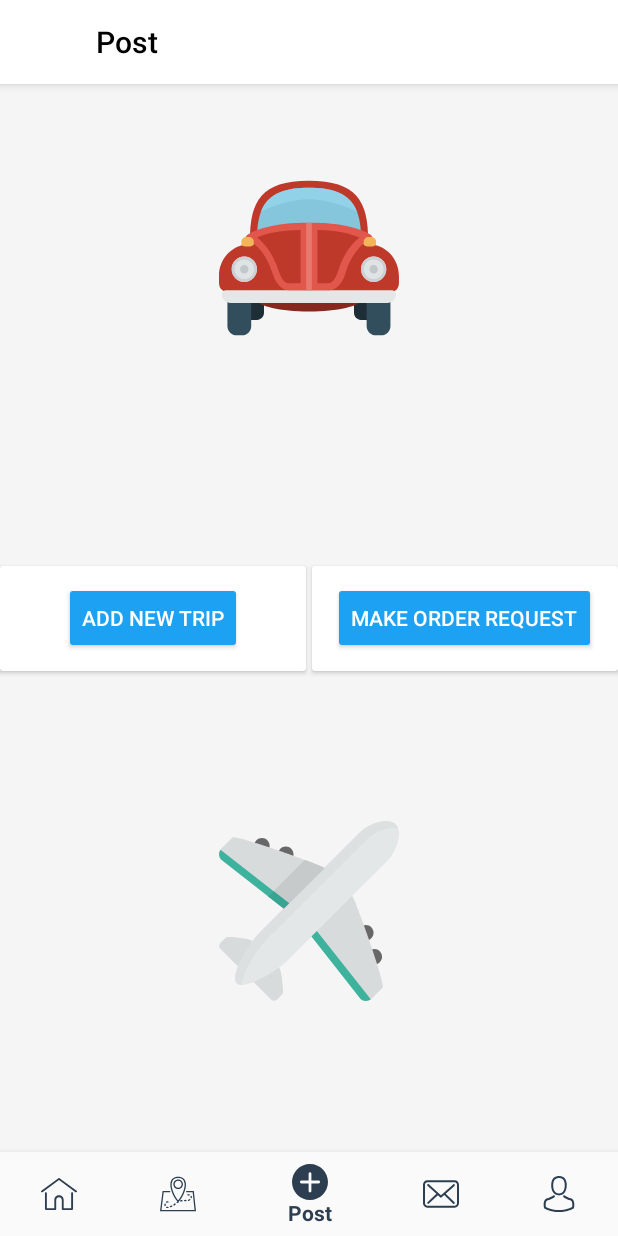
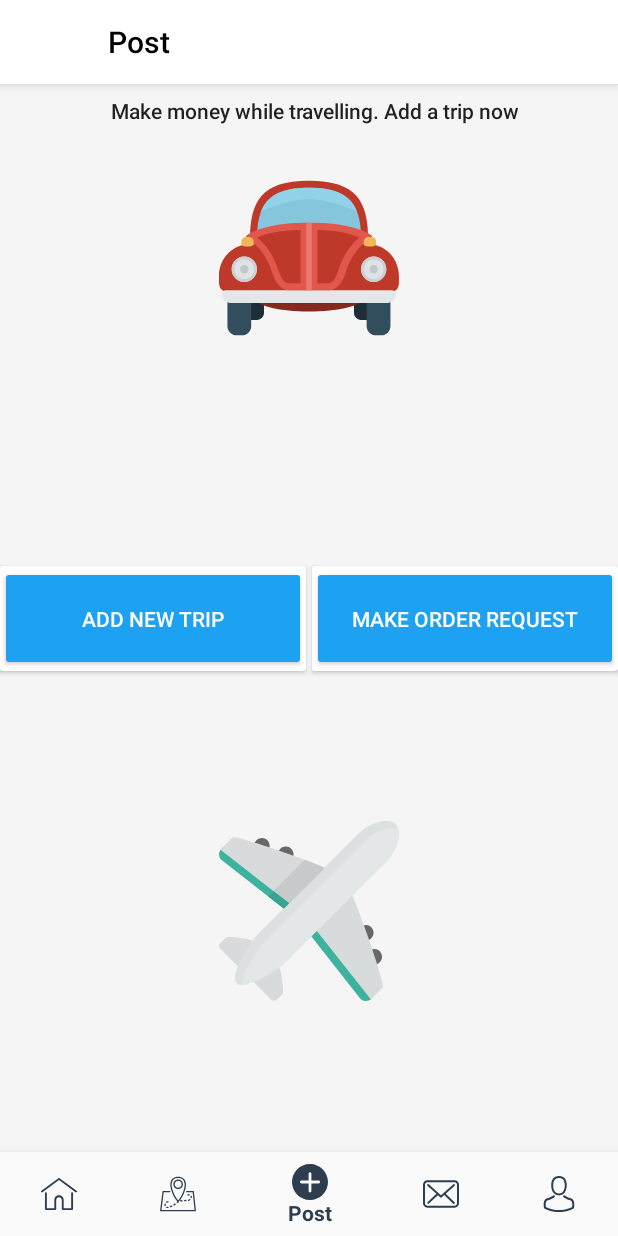
Before and after one commit to osirvics/LatransClient, an Android app: the PostActivity screen opened directly, with no data from a screen before it, on a phone screen of 412 x 824 dp. Run offline under Robolectric (Android 15) with nearby library versions, the phone set to English and light mode, and no system bars; our stand-ins replace ButterKnife; libraries missing offline, so code that uses them is left out: com.afollestad.materialdialogs; network calls fail.

Commit message:
Add screenshots

```diff
--- a/app/src/main/java/com/example/victor/latrans/view/ui/addorder/AddOrderActivity.java
+++ b/app/src/main/java/com/example/victor/latrans/view/ui/addorder/AddOrderActivity.java
@@ -157,6 +157,7 @@ public class AddOrderActivity extends AppCompatActivity implements DatePickerDia
     @OnClick(R.id.add_order_button)
     public void postRequest(){
         if(validate()){
+            startAnim();
             mPostButton.setEnabled(false);
             mAddOrderViewModel.startUpload().observe(this, this::handleUploadResponse);
         }
--- a/app/src/main/java/com/example/victor/latrans/view/ui/profile/fragment/ProfileOrderFragment.kt
+++ b/app/src/main/java/com/example/victor/latrans/view/ui/profile/fragment/ProfileOrderFragment.kt
@@ -9,7 +9,6 @@ import android.support.v7.widget.LinearLayoutManager
 import android.view.LayoutInflater
 import android.view.View
 import android.view.ViewGroup
-import android.widget.Toast
 import com.airbnb.lottie.LottieAnimationView
 import com.example.victor.latrans.R
 import com.example.victor.latrans.dependency.AppFactory
@@ -76,7 +75,7 @@ class ProfileOrderFragment : Fragment(),OnItemClick {
         if (resource!!.data != null) {
             mOrderAdapter.addOrder(resource.data)
         } else {
-            Toast.makeText(activity, "No orders found this time", Toast.LENGTH_SHORT).show()
+            //Toast.makeText(activity, "No orders found this time", Toast.LENGTH_SHORT).show()
         }
     }
 
--- a/app/src/main/res/layout/activity_message.xml
+++ b/app/src/main/res/layout/activity_message.xml
@@ -15,6 +15,7 @@
 
         <android.support.v7.widget.Toolbar
             android:id="@+id/toolbar"
+            app:contentInsetStart="72dp"
             android:layout_width="match_parent"
             app:titleTextColor="@color/black"
             style="@style/ToolbarTheme"
--- a/app/src/main/res/layout/activity_post.xml
+++ b/app/src/main/res/layout/activity_post.xml
@@ -16,9 +16,10 @@
 
         <android.support.v7.widget.Toolbar
             android:id="@+id/toolbar"
-            app:contentInsetStart="@dimen/content_start"
+            app:contentInsetStart="72dp"
             android:layout_width="match_parent"
             app:titleTextColor="@color/black"
+            app:title="Post"
             style="@style/ToolbarTheme"
             android:layout_height="?attr/actionBarSize"
             app:popupTheme="@style/ThemeOverlay.AppCompat.Light"
@@ -43,13 +44,13 @@
 
 
         <Button
-            android:layout_width="wrap_content"
-            android:textColor="@color/white"
             android:id="@+id/order_add_button"
-            android:layout_height="wrap_content"
+            android:layout_width="match_parent"
+            android:layout_height="match_parent"
             android:layout_gravity="center"
             android:backgroundTint="@color/colorMessageSent"
             android:text="@string/title_request"
+            android:textColor="@color/white"
             tools:text="Make new request"/>
         </android.support.v7.widget.CardView>
 
@@ -69,12 +70,12 @@
 
         <android.support.v7.widget.AppCompatButton
             android:id="@+id/trip_add_button"
-            android:layout_width="wrap_content"
-            android:textColor="@color/white"
-            android:layout_height="wrap_content"
+            android:layout_width="match_parent"
+            android:layout_height="match_parent"
             android:layout_gravity="center"
             android:backgroundTint="@color/colorAccent"
             android:text="@string/title_trip"
+            android:textColor="@color/white"
             tools:text="Add new trip"/>
 
     </android.support.v7.widget.CardView>
@@ -120,5 +121,19 @@
         app:layout_constraintTop_toBottomOf="@+id/request"
         app:srcCompat="@drawable/ic_airplane"/>
 
+    <TextView
+        android:id="@+id/textView2"
+        android:layout_width="wrap_content"
+        android:layout_height="23dp"
+        android:layout_marginEnd="8dp"
+        android:layout_marginStart="16dp"
+        android:layout_marginTop="8dp"
+        android:text="Make money while travelling. Add a trip now"
+        android:textAppearance="@style/TextAppearance.AppCompat.Body2"
+        app:layout_constraintEnd_toEndOf="parent"
+        app:layout_constraintStart_toStartOf="parent"
+        app:layout_constraintTop_toBottomOf="@+id/app_bar"
+        tools:text="Make money while travelling. Add a trip now"/>
+
 
 </android.support.constraint.ConstraintLayout>
--- a/app/src/main/res/layout/item_message_sent.xml
+++ b/app/src/main/res/layout/item_message_sent.xml
@@ -7,6 +7,7 @@
     android:layout_width="match_parent"
     android:layout_height="wrap_content"
     android:layout_marginRight="@dimen/padding_small">
+
     <TextView
         android:id="@+id/text_message_body"
         android:layout_width="wrap_content"
--- a/build.gradle
+++ b/build.gradle
@@ -6,7 +6,7 @@ buildscript {
         google()
     }
     dependencies {
-        classpath 'com.android.tools.build:gradle:3.1.0-alpha03'
+        classpath 'com.android.tools.build:gradle:3.1.0-alpha04'
 
         // NOTE: Do not place your application dependencies here; they belong
         // in the individual module build.gradle files
```
Also changed, not shown: app/src/main/java/com/example/victor/latrans/repocitory/OrderRepositoryImpl.java (+4 -4 lines), app/src/main/java/com/example/victor/latrans/repocitory/SignupRepositoryImpl.java (+5 -3 lines), app/src/main/java/com/example/victor/latrans/view/ui/profile/fragment/ProfileTripFragment.kt (+4 -3 lines), app/src/main/res/layout/list_item_converstaion.xml (+7 -6 lines), gradle/wrapper/gradle-wrapper.properties, 4 other files.
